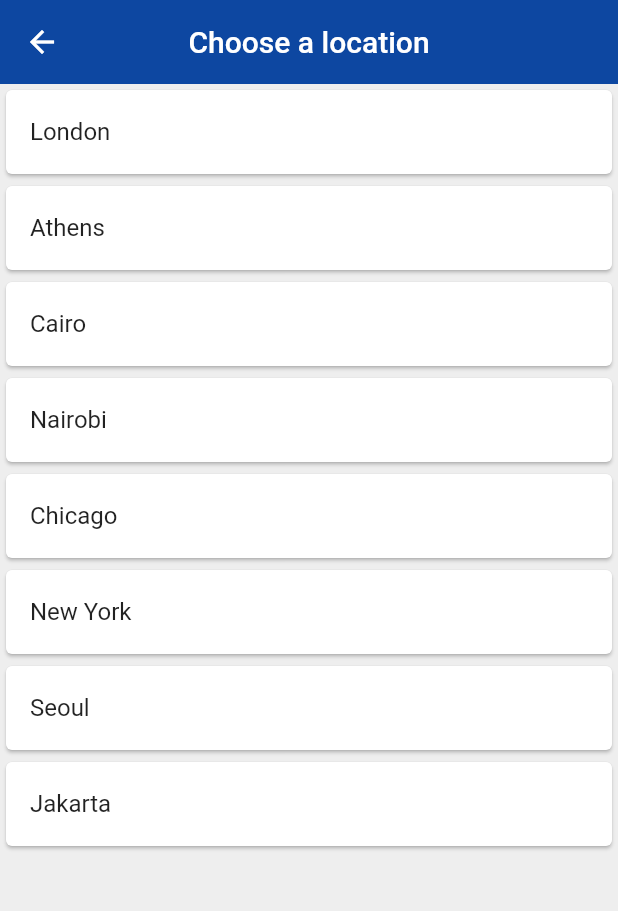
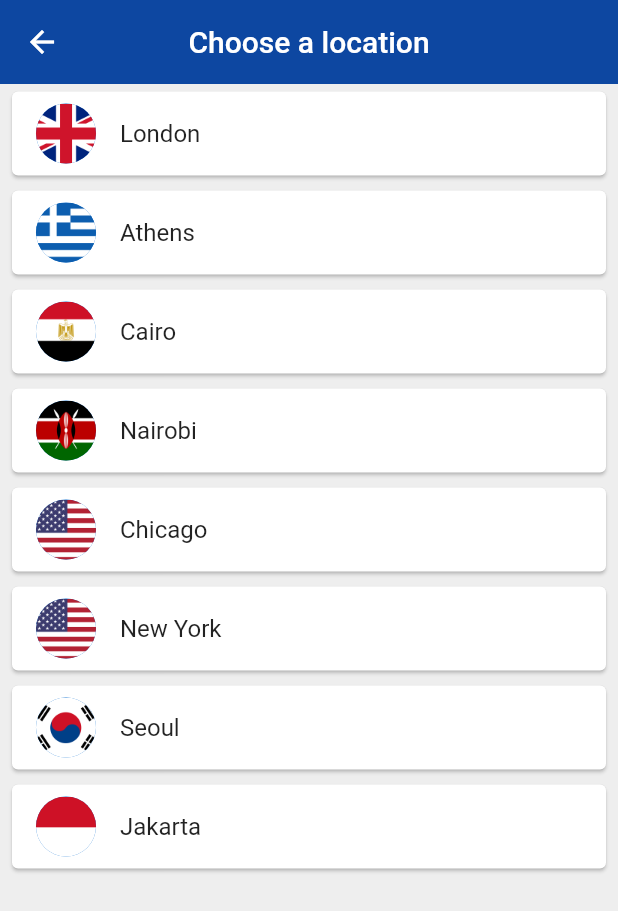
Before and after one commit to jad-amine/Flutter-world_time, a Flutter app: the ChooseLocation screen opened by its route, on a phone screen of 412 x 824 dp. Shown: the top 911 px of the screen. Run offline on Flutter 3.47's test engine with Material 2 defaults, Android fonts, the phone set to English and light mode, and no system bars; our stand-ins replace flutter_spinkit; network calls fail.

Commit message:
Created country Card

```diff
--- a/lib/screens/choose_location.dart
+++ b/lib/screens/choose_location.dart
@@ -34,10 +34,18 @@ class _ChooseLocationState extends State<ChooseLocation> {
       body: ListView.builder(
         itemCount: locations.length,
         itemBuilder: (context, index){
-          return Card(
-            child: ListTile(
-              onTap: (){},
-              title: Text(locations[index].location),
+          return Padding(
+            padding: const EdgeInsets.symmetric(vertical: 1, horizontal: 4),
+            child: Card(
+              child: ListTile(
+                onTap: (){
+
+                },
+                title: Text(locations[index].location),
+                leading: CircleAvatar(
+                  backgroundImage: AssetImage('assets/${locations[index].flag}'),
+                ),
+              ),
             ),
           );
         },
```
